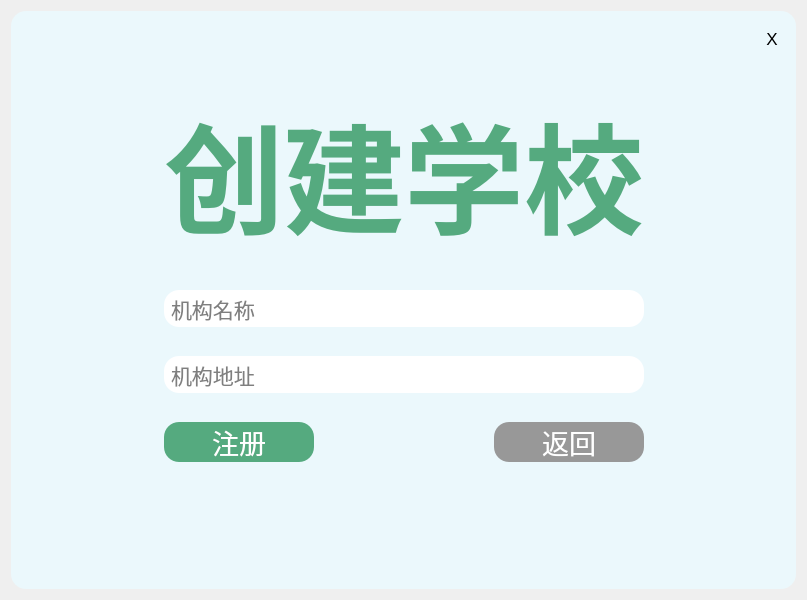
Old version of the form ui/login.ui in the repository xyh2695368537/-EAS-.
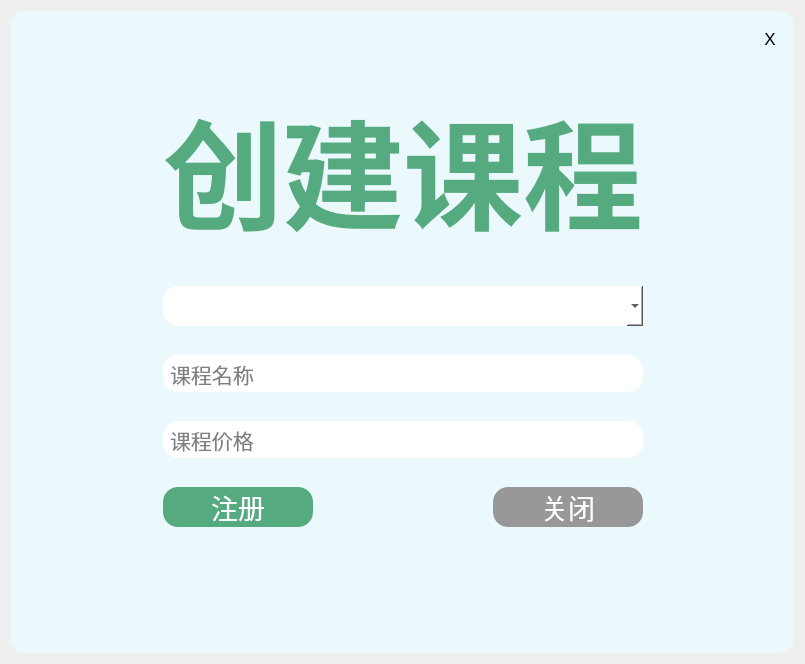
New version of the form.

Commit message: '软件主页基本搭建完毕，写完管理员课程创建功能'

What changed in the file:
```diff
--- a/ui/login.ui
+++ b/ui/login.ui
@@ -6,8 +6,8 @@
    <rect>
     <x>0</x>
     <y>0</y>
-    <width>807</width>
-    <height>600</height>
+    <width>805</width>
+    <height>664</height>
    </rect>
   </property>
   <property name="windowTitle">
@@ -64,7 +64,7 @@
            <item>
             <widget class="QStackedWidget" name="stackedWidget">
              <property name="currentIndex">
-              <number>1</number>
+              <number>3</number>
              </property>
              <widget class="QWidget" name="page">
               <layout class="QHBoxLayout" name="horizontalLayout_5">
@@ -408,7 +408,7 @@
                         <string/>
                        </property>
                        <property name="echoMode">
-                        <enum>QLineEdit::Password</enum>
+                        <enum>QLineEdit::Normal</enum>
                        </property>
                        <property name="cursorPosition">
                         <number>0</number>
@@ -483,7 +483,7 @@
 }</string>
                          </property>
                          <property name="text">
-                          <string>返回</string>
+                          <string>关闭</string>
                          </property>
                         </widget>
                        </item>
@@ -748,6 +748,225 @@
                </item>
               </layout>
              </widget>
+             <widget class="QWidget" name="page_4">
+              <layout class="QHBoxLayout" name="horizontalLayout_17">
+               <item>
+                <layout class="QVBoxLayout" name="verticalLayout_9">
+                 <item>
+                  <spacer name="verticalSpacer_7">
+                   <property name="orientation">
+                    <enum>Qt::Vertical</enum>
+                   </property>
+                   <property name="sizeHint" stdset="0">
+                    <size>
+                     <width>18</width>
+                     <height>18</height>
+                    </size>
+                   </property>
+                  </spacer>
+                 </item>
+                 <item>
+                  <layout class="QHBoxLayout" name="horizontalLayout_15">
+                   <item>
+                    <spacer name="horizontalSpacer_8">
+                     <property name="orientation">
+                      <enum>Qt::Horizontal</enum>
+                     </property>
+                     <property name="sizeHint" stdset="0">
+                      <size>
+                       <width>40</width>
+                       <height>20</height>
+                      </size>
+                     </property>
+                    </spacer>
+                   </item>
+                   <item>
+                    <layout class="QVBoxLayout" name="verticalLayout_10">
+                     <property name="spacing">
+                      <number>29</number>
+                     </property>
+                     <item>
+                      <widget class="QLabel" name="label_4">
+                       <property name="font">
+                        <font>
+                         <family>微软雅黑</family>
+                         <pointsize>90</pointsize>
+                         <bold>true</bold>
+                        </font>
+                       </property>
+                       <property name="styleSheet">
+                        <string notr="true">color: rgb(85, 170, 127);</string>
+                       </property>
+                       <property name="text">
+                        <string>创建课程</string>
+                       </property>
+                       <property name="alignment">
+                        <set>Qt::AlignCenter</set>
+                       </property>
+                      </widget>
+                     </item>
+                     <item>
+                      <widget class="QComboBox" name="comboBox">
+                       <property name="font">
+                        <font>
+                         <pointsize>18</pointsize>
+                        </font>
+                       </property>
+                       <property name="styleSheet">
+                        <string notr="true">border-radius:15px;
+padding:5px;
+background-color: rgb(255, 255, 255);</string>
+                       </property>
+                      </widget>
+                     </item>
+                     <item>
+                      <widget class="QLineEdit" name="lineEdit_8">
+                       <property name="font">
+                        <font>
+                         <pointsize>16</pointsize>
+                        </font>
+                       </property>
+                       <property name="styleSheet">
+                        <string notr="true">border-radius:15px;
+padding:5px;
+background-color: rgb(255, 255, 255);</string>
+                       </property>
+                       <property name="placeholderText">
+                        <string>课程名称</string>
+                       </property>
+                      </widget>
+                     </item>
+                     <item>
+                      <widget class="QLineEdit" name="lineEdit_9">
+                       <property name="font">
+                        <font>
+                         <pointsize>16</pointsize>
+                        </font>
+                       </property>
+                       <property name="styleSheet">
+                        <string notr="true">border-radius:15px;
+padding:5px;
+background-color: rgb(255, 255, 255);</string>
+                       </property>
+                       <property name="text">
+                        <string/>
+                       </property>
+                       <property name="echoMode">
+                        <enum>QLineEdit::Normal</enum>
+                       </property>
+                       <property name="cursorPosition">
+                        <number>0</number>
+                       </property>
+                       <property name="placeholderText">
+                        <string>课程价格</string>
+                       </property>
+                      </widget>
+                     </item>
+                     <item>
+                      <layout class="QHBoxLayout" name="horizontalLayout_16">
+                       <property name="spacing">
+                        <number>180</number>
+                       </property>
+                       <property name="rightMargin">
+                        <number>0</number>
+                       </property>
+                       <property name="bottomMargin">
+                        <number>5</number>
+                       </property>
+                       <item>
+                        <widget class="QPushButton" name="pushButton_8">
+                         <property name="font">
+                          <font>
+                           <pointsize>20</pointsize>
+                          </font>
+                         </property>
+                         <property name="styleSheet">
+                          <string notr="true">QPushButton{
+	border-radius:15px;
+	color: rgb(255, 255, 255);
+	background-color: rgb(85, 170, 127);
+}
+
+QPushButton:hover{
+	background-color: rgb(95, 191, 141);
+}
+
+QPushButton:pressed{
+	background-color: rgb(73, 147, 109);
+}
+
+
+
+</string>
+                         </property>
+                         <property name="text">
+                          <string>注册</string>
+                         </property>
+                        </widget>
+                       </item>
+                       <item>
+                        <widget class="QPushButton" name="pushButton_9">
+                         <property name="font">
+                          <font>
+                           <pointsize>20</pointsize>
+                          </font>
+                         </property>
+                         <property name="styleSheet">
+                          <string notr="true">QPushButton{
+	border-radius:15px;
+	color: rgb(255, 255, 255);
+	background-color: rgb(152, 152, 152);
+}
+
+QPushButton:hover{
+	background-color: rgb(190, 190, 190);
+}
+QPushButton:pressed{
+	
+	background-color: rgb(131, 131, 131);
+}</string>
+                         </property>
+                         <property name="text">
+                          <string>关闭</string>
+                         </property>
+                        </widget>
+                       </item>
+                      </layout>
+                     </item>
+                    </layout>
+                   </item>
+                   <item>
+                    <spacer name="horizontalSpacer_9">
+                     <property name="orientation">
+                      <enum>Qt::Horizontal</enum>
+                     </property>
+                     <property name="sizeHint" stdset="0">
+                      <size>
+                       <width>40</width>
+                       <height>20</height>
+                      </size>
+                     </property>
+                    </spacer>
+                   </item>
+                  </layout>
+                 </item>
+                 <item>
+                  <spacer name="verticalSpacer_8">
+                   <property name="orientation">
+                    <enum>Qt::Vertical</enum>
+                   </property>
+                   <property name="sizeHint" stdset="0">
+                    <size>
+                     <width>17</width>
+                     <height>95</height>
+                    </size>
+                   </property>
+                  </spacer>
+                 </item>
+                </layout>
+               </item>
+              </layout>
+             </widget>
             </widget>
            </item>
           </layout>
```
Left out of the diff: 101 changed lines with no effect on the pictures. The commit also changes 24 other files.
